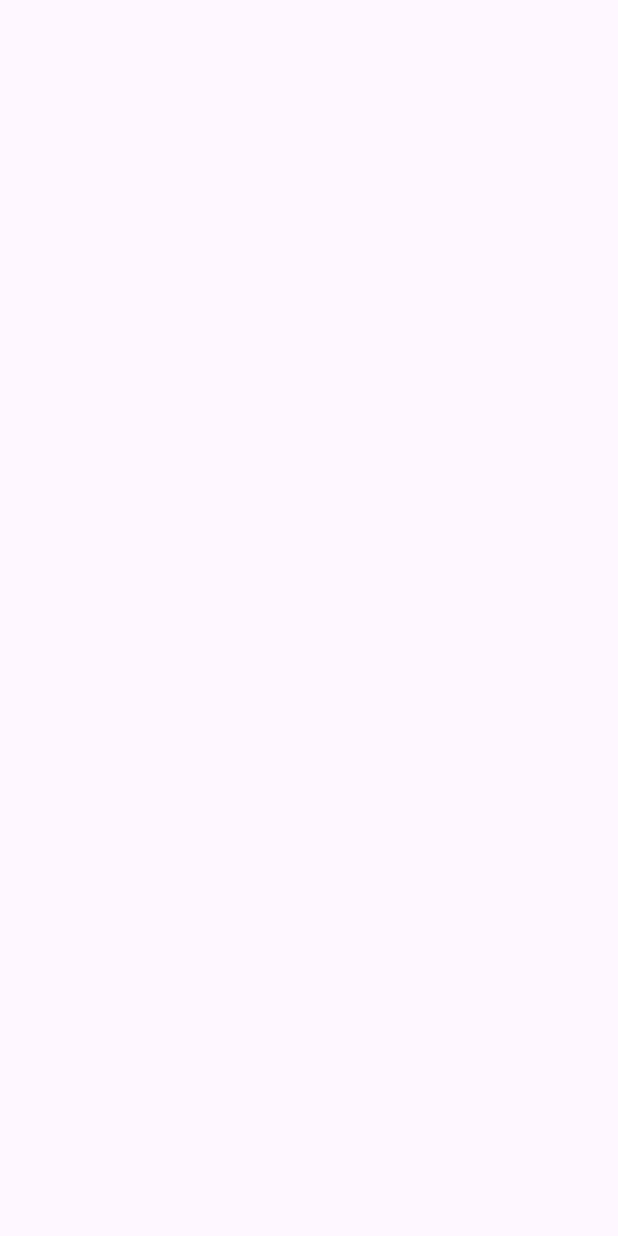
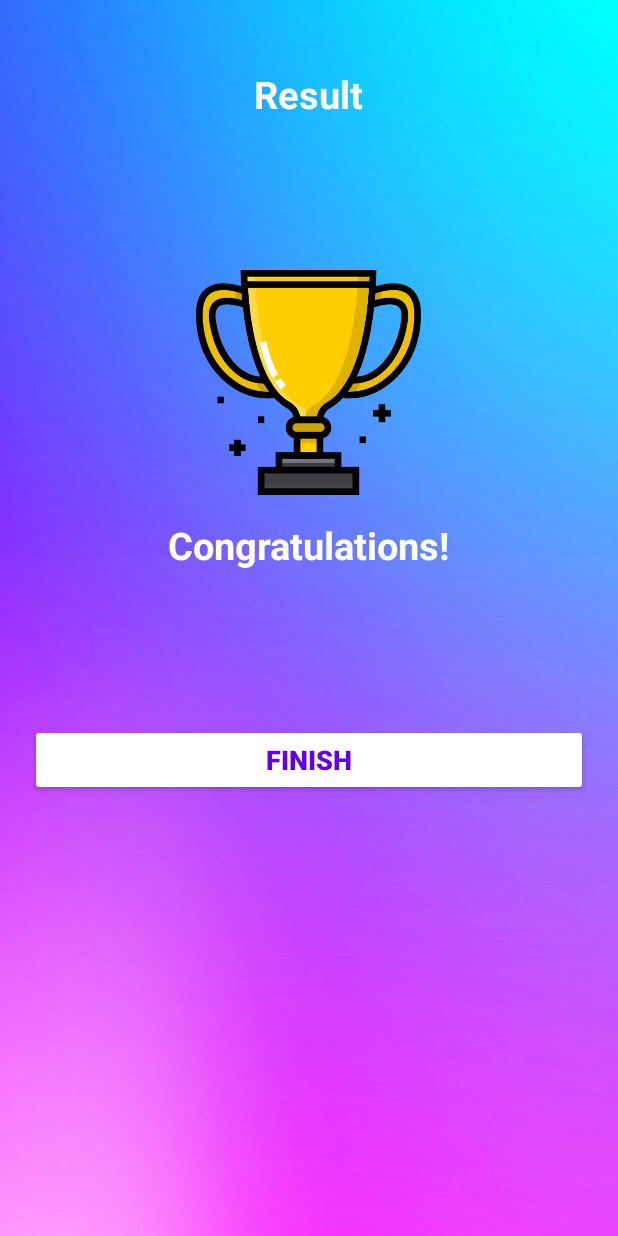
Before and after one commit to SatriaC/android-kotlin-quiz-app, an Android app: the ResultActivity screen opened directly, with no data from a screen before it, on a phone screen of 412 x 824 dp. Before the commit the screen is empty. Run offline under Robolectric (Android 15) with nearby library versions, the phone set to English and light mode, and no system bars.

Commit message:
ui result activity

```diff
--- a/app/src/main/res/layout/activity_result.xml
+++ b/app/src/main/res/layout/activity_result.xml
@@ -1,9 +1,72 @@
 <?xml version="1.0" encoding="utf-8"?>
-<androidx.constraintlayout.widget.ConstraintLayout xmlns:android="http://schemas.android.com/apk/res/android"
+<LinearLayout xmlns:android="http://schemas.android.com/apk/res/android"
     xmlns:app="http://schemas.android.com/apk/res-auto"
     xmlns:tools="http://schemas.android.com/tools"
     android:layout_width="match_parent"
     android:layout_height="match_parent"
+    android:background="@drawable/gradient_background"
+    android:gravity="center_horizontal"
+    android:orientation="vertical"
+    android:padding="20dp"
     tools:context=".ResultActivity">
 
-</androidx.constraintlayout.widget.ConstraintLayout>
+    <TextView
+        android:id="@+id/tv_result"
+        android:layout_width="wrap_content"
+        android:layout_height="wrap_content"
+        android:layout_marginTop="25dp"
+        android:text="Result"
+        android:textColor="@color/white"
+        android:textSize="25sp"
+        android:textStyle="bold" />
+
+    <ImageView
+        android:id="@+id/iv_trophy"
+        android:layout_width="150dp"
+        android:layout_height="150dp"
+        android:layout_marginTop="100dp"
+        android:contentDescription="image"
+        android:src="@drawable/trophy" />
+
+    <TextView
+        android:id="@+id/tv_congratulations"
+        android:layout_width="wrap_content"
+        android:layout_height="wrap_content"
+        android:layout_marginTop="16dp"
+        android:text="Congratulations!"
+        android:textColor="@color/white"
+        android:textSize="25sp"
+        android:textStyle="bold" />
+
+    <TextView
+        android:id="@+id/tv_name"
+        android:layout_width="wrap_content"
+        android:layout_height="wrap_content"
+        android:layout_marginTop="25dp"
+        android:textColor="@color/white"
+        android:textSize="22sp"
+        android:textStyle="bold"
+        tools:text="Username" />
+
+    <TextView
+        android:id="@+id/tv_score"
+        android:layout_width="wrap_content"
+        android:layout_height="wrap_content"
+        android:layout_marginTop="10dp"
+        android:textColor="@android:color/secondary_text_dark"
+        android:textSize="20sp"
+        android:textStyle="bold"
+        tools:text="Your score is 9 out of 10" />
+
+    <androidx.appcompat.widget.AppCompatButton
+        android:layout_width="match_parent"
+        android:layout_height="wrap_content"
+        android:layout_marginTop="10dp"
+        android:backgroundTint="@color/white"
+        android:text="FINISH"
+        android:textColor="@color/design_default_color_primary"
+        android:textSize="18sp"
+        android:textStyle="bold" />
+
+
+</LinearLayout>
```
Also changed, not shown: app/src/main/res/drawable/trophy.png (added).
